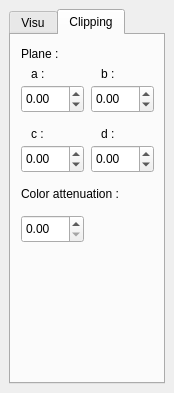
Before: the Qt Designer form Apps/Tuto/stage_shader_number_two.ui in cgogn/CGoGN, drawn with Qt 5.
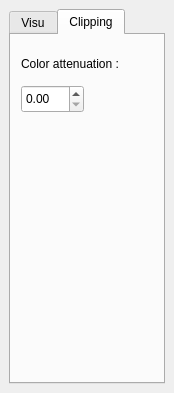
After: the same form once the commit is applied. The open tabs and pages were chosen to show the change.

```diff
--- a/Apps/Tuto/stage_shader_number_two.ui
+++ b/Apps/Tuto/stage_shader_number_two.ui
@@ -109,143 +109,11 @@
        <attribute name="title">
         <string>Clipping</string>
        </attribute>
-       <widget class="QLabel" name="label_Plane">
-        <property name="geometry">
-         <rect>
-          <x>10</x>
-          <y>10</y>
-          <width>69</width>
-          <height>18</height>
-         </rect>
-        </property>
-        <property name="text">
-         <string>Plane :</string>
-        </property>
-       </widget>
-       <widget class="QLabel" name="label_plane_a">
-        <property name="geometry">
-         <rect>
-          <x>20</x>
-          <y>30</y>
-          <width>21</width>
-          <height>18</height>
-         </rect>
-        </property>
-        <property name="text">
-         <string>a :</string>
-        </property>
-       </widget>
-       <widget class="QDoubleSpinBox" name="doubleSpinBox_plane_a">
-        <property name="geometry">
-         <rect>
-          <x>10</x>
-          <y>50</y>
-          <width>63</width>
-          <height>28</height>
-         </rect>
-        </property>
-        <property name="layoutDirection">
-         <enum>Qt::LeftToRight</enum>
-        </property>
-        <property name="minimum">
-         <double>-99.000000000000000</double>
-        </property>
-        <property name="singleStep">
-         <double>0.100000000000000</double>
-        </property>
-       </widget>
-       <widget class="QDoubleSpinBox" name="doubleSpinBox_plane_b">
-        <property name="geometry">
-         <rect>
-          <x>80</x>
-          <y>50</y>
-          <width>63</width>
-          <height>28</height>
-         </rect>
-        </property>
-        <property name="minimum">
-         <double>-99.000000000000000</double>
-        </property>
-        <property name="singleStep">
-         <double>0.100000000000000</double>
-        </property>
-       </widget>
-       <widget class="QLabel" name="label_plane_b">
-        <property name="geometry">
-         <rect>
-          <x>90</x>
-          <y>30</y>
-          <width>21</width>
-          <height>18</height>
-         </rect>
-        </property>
-        <property name="text">
-         <string>b :</string>
-        </property>
-       </widget>
-       <widget class="QDoubleSpinBox" name="doubleSpinBox_plane_c">
-        <property name="geometry">
-         <rect>
-          <x>10</x>
-          <y>110</y>
-          <width>63</width>
-          <height>28</height>
-         </rect>
-        </property>
-        <property name="minimum">
-         <double>-99.000000000000000</double>
-        </property>
-        <property name="singleStep">
-         <double>0.100000000000000</double>
-        </property>
-       </widget>
-       <widget class="QLabel" name="label_plane_c">
-        <property name="geometry">
-         <rect>
-          <x>20</x>
-          <y>90</y>
-          <width>21</width>
-          <height>18</height>
-         </rect>
-        </property>
-        <property name="text">
-         <string>c :</string>
-        </property>
-       </widget>
-       <widget class="QDoubleSpinBox" name="doubleSpinBox_plane_d">
-        <property name="geometry">
-         <rect>
-          <x>80</x>
-          <y>110</y>
-          <width>63</width>
-          <height>28</height>
-         </rect>
-        </property>
-        <property name="minimum">
-         <double>-99.000000000000000</double>
-        </property>
-        <property name="singleStep">
-         <double>0.100000000000000</double>
-        </property>
-       </widget>
-       <widget class="QLabel" name="label_plane_d">
-        <property name="geometry">
-         <rect>
-          <x>90</x>
-          <y>90</y>
-          <width>21</width>
-          <height>18</height>
-         </rect>
-        </property>
-        <property name="text">
-         <string>d :</string>
-        </property>
-       </widget>
        <widget class="QLabel" name="label_color_attenuation">
         <property name="geometry">
          <rect>
           <x>10</x>
-          <y>150</y>
+          <y>20</y>
           <width>141</width>
           <height>18</height>
          </rect>
@@ -258,7 +126,7 @@
         <property name="geometry">
          <rect>
           <x>10</x>
-          <y>180</y>
+          <y>50</y>
           <width>63</width>
           <height>28</height>
          </rect>
```
